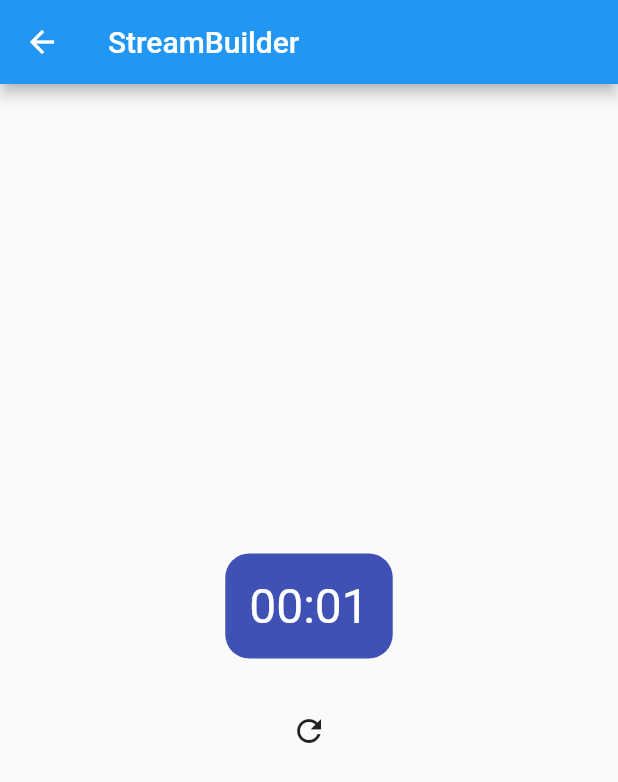
After one commit to Luis-MX/curso-flutter-2020, a Flutter app: the screen it shows after launch, in the side drawer, after a tap on "Manejando Streams", on a phone screen of 412 x 824 dp. The commit adds this screen. Shown: the top 782 px of the screen. Run offline on Flutter 3.47's test engine with Material 2 defaults, Android fonts, the phone set to English and light mode, and no system bars.

Commit message:
Pantalla de manejo de streams

```diff
--- a/lib/cronometro.dart
+++ b/lib/cronometro.dart
@@ -97,11 +97,18 @@ class PantallaOptimizada extends StatelessWidget {
 }
 
 class CronometroWidget extends StatefulWidget {
+
+  final int segundos;
+
+  CronometroWidget({this.segundos = 0, Key key}) : super(key: key);
   @override
   _CronometroWidgetState createState() => _CronometroWidgetState();
 }
 
 class _CronometroWidgetState extends State<CronometroWidget> {
+
+  // Future
+  // Stream
 
   int segundos = 0;
   StreamSubscription _cronometro;
@@ -109,6 +116,7 @@ class _CronometroWidgetState extends State<CronometroWidget> {
   @override
   void initState() {
     super.initState();
+    segundos = widget.segundos;
     _cronometro = Stream.periodic(Duration(seconds: 1), actualizacion)
       .listen(null);
   }
--- a/lib/main.dart
+++ b/lib/main.dart
@@ -2,6 +2,7 @@ import 'package:flutter/material.dart';
 import 'package:hello/cronometro.dart';
 import 'package:hello/cupertino.dart';
 import 'package:hello/estado.dart';
+import 'package:hello/streams.dart';
 
 void main() => runApp(Aplicacion());
 
@@ -69,6 +70,16 @@ class PantallaPrincipal extends StatelessWidget {
                 ));
               },
             ),
+            ListTile(
+              title: Text('Manejando Streams'),
+              onTap: () {
+                Navigator.push(
+                  context,
+                  MaterialPageRoute(
+                  builder: (_) => PantallaConStream()
+                ));
+              },
+            ),
           ],
         ),
       ),
--- /dev/null
+++ b/lib/streams.dart
@@ -0,0 +1,38 @@
+
+
+import 'package:flutter/material.dart';
+import 'package:hello/cronometro.dart';
+
+class PantallaConStream extends StatefulWidget {
+  @override
+  _PantallaConStreamState createState() => _PantallaConStreamState();
+}
+
+class _PantallaConStreamState extends State<PantallaConStream> {
+  @override
+  Widget build(BuildContext context) {
+    print('Construyendo solo una vez');
+    return Scaffold(
+      appBar: AppBar(
+        title: Text('StreamBuilder'),
+      ),
+      body: Center(
+        child: Column(
+          mainAxisAlignment: MainAxisAlignment.center,
+          crossAxisAlignment: CrossAxisAlignment.center,
+          children: <Widget>[
+            CronometroWidget(),
+            SizedBox(height: 24,),
+            IconButton(
+              icon: Icon(Icons.refresh),
+              onPressed: () {
+                setState(() {
+                });
+              },
+            )
+          ],
+        ),
+      ),
+    );
+  }
+}
```
